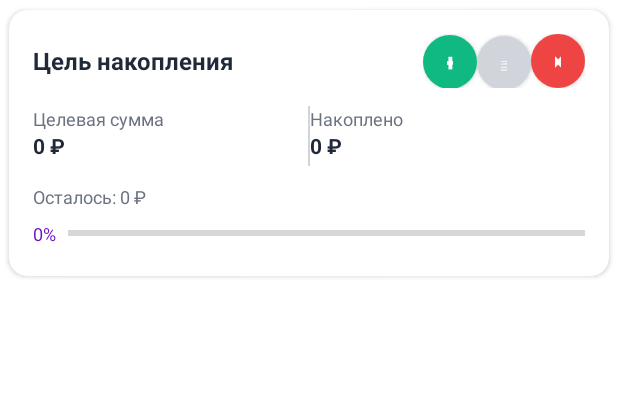
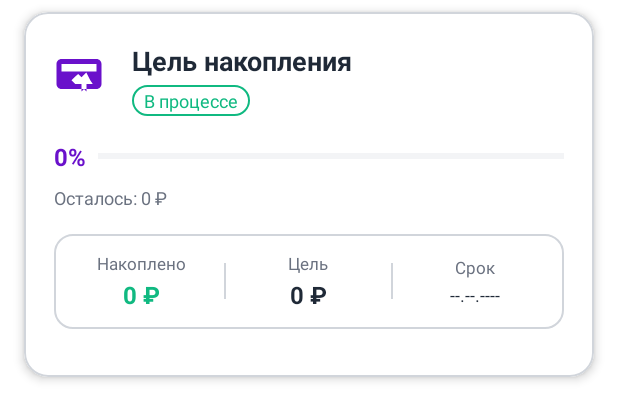
Before and after one commit to coffee1310/ExpensesAndIncomeManager, an Android app built with Jetpack Compose: the layout item_savings_goal_simple.xml on its own in the app's theme, with its tools: preview values and no code run, on a phone screen of 412 x 824 dp. Shown: the top 420 px of the screen. Run offline under Robolectric (Android 15) with nearby library versions, the phone set to English and light mode, and no system bars.

Commit message:
Улучшен визуал страницы с планом

```diff
--- a/app/src/main/java/com/example/expensesandincomemanager/ui/adapters/SavingsGoalsAdapter.kt
+++ b/app/src/main/java/com/example/expensesandincomemanager/ui/adapters/SavingsGoalsAdapter.kt
@@ -33,11 +33,16 @@ class SavingsGoalsAdapter(
         private val tvGoalName: TextView = itemView.findViewById(R.id.tvGoalName)
         private val tvTargetAmount: TextView = itemView.findViewById(R.id.tvTargetAmount)
         private val tvCurrentAmount: TextView = itemView.findViewById(R.id.tvCurrentAmount)
-        private val tvProgressText: TextView = itemView.findViewById(R.id.tvProgressText)
+        private val tvProgressText: TextView = itemView.findViewById(R.id.tvProgressPercent)
         private val progressBar: ProgressBar = itemView.findViewById(R.id.progressBar)
-        private val btnEdit: MaterialButton = itemView.findViewById(R.id.btnEdit)
+        private val btnEdit: MaterialButton = itemView.findViewById(R.id.btnEdit) // Было btnAddMoney
         private val btnDelete: MaterialButton = itemView.findViewById(R.id.btnDelete)
-        private val btnAddMoney: MaterialButton = itemView.findViewById(R.id.btnAddMoney)
+
+        // Новые поля
+        private val tvGoalStatus: TextView = itemView.findViewById(R.id.tvGoalStatus)
+        private val tvRemainingText: TextView = itemView.findViewById(R.id.tvRemainingText)
+        private val tvTargetDate: TextView = itemView.findViewById(R.id.tvTargetDate)
+        private val actionButtons: ViewGroup? = itemView.findViewById(R.id.actionButtons)
 
         init {
             btnEdit.setOnClickListener {
@@ -54,11 +59,18 @@ class SavingsGoalsAdapter(
                 }
             }
 
-            btnAddMoney.setOnClickListener {
+            // Клик по всей карточке вызывает добавление денег
+            itemView.setOnClickListener {
                 val position = adapterPosition
                 if (position != RecyclerView.NO_POSITION) {
                     onAddMoneyClick(getItem(position))
                 }
+            }
+
+            // Долгое нажатие показывает кнопки действий
+            itemView.setOnLongClickListener {
+                actionButtons?.visibility = View.VISIBLE
+                true
             }
         }
 
@@ -69,15 +81,39 @@ class SavingsGoalsAdapter(
 
             // Расчет прогресса
             val progress = if (goal.targetAmount > 0) {
-                ((goal.currentAmount / goal.targetAmount) * 100).toInt()
+                ((goal.currentAmount / goal.targetAmount) * 100).toInt().coerceIn(0, 100)
             } else {
                 0
             }
             progressBar.progress = progress
             tvProgressText.text = "$progress%"
 
-            // Кнопка добавления денег
-            btnAddMoney.isEnabled = !goal.isCompleted && progress < 100
+            // Оставшаяся сумма
+            val remaining = goal.targetAmount - goal.currentAmount
+            tvRemainingText.text = if (remaining >= 0) {
+                "Осталось: ${String.format("%,.0f ₽", remaining)}"
+            } else {
+                "Превышено на: ${String.format("%,.0f ₽", -remaining)}"
+            }
+
+            // Статус цели
+            val statusText = when {
+                goal.isCompleted || progress >= 100 -> "Выполнено"
+                progress >= 75 -> "Почти готово"
+                else -> "В процессе"
+            }
+            tvGoalStatus.text = statusText
+
+            // Дата цели
+            goal.targetDate?.let { date ->
+                val dateFormat = java.text.SimpleDateFormat("dd.MM.yyyy", java.util.Locale.getDefault())
+                tvTargetDate.text = dateFormat.format(date)
+            } ?: run {
+                tvTargetDate.text = "Без срока"
+            }
+
+            // Скрываем кнопки действий по умолчанию
+            actionButtons?.visibility = View.GONE
         }
     }
 }
--- /dev/null
+++ b/app/src/main/res/drawable/ic_savings.xml
@@ -0,0 +1,9 @@
+<vector xmlns:android="http://schemas.android.com/apk/res/android"
+    android:width="24dp"
+    android:height="24dp"
+    android:viewportWidth="24"
+    android:viewportHeight="24">
+    <path
+        android:fillColor="@android:color/white"
+        android:pathData="M19,14V6c0,-1.1 -0.9,-2 -2,-2H3c-1.1,0 -2,0.9 -2,2v8c0,1.1 0.9,2 2,2h14c1.1,0 2,-0.9 2,-2zM15.5,14l-2.5,0v3l-1,-1 -1,1v-3H8.5L7,12.5l1.41,-1.41L9.67,10L11,11.33l1.92,-1.92L14.5,12.5L15.5,14zM3,6h14v3H3V6z" />
+</vector>
--- /dev/null
+++ b/app/src/main/res/drawable/info_background.xml
@@ -0,0 +1,5 @@
+<shape xmlns:android="http://schemas.android.com/apk/res/android">
+    <solid android:color="@color/surface" /> <!-- Используем surface вместо surface_variant -->
+    <stroke android:width="1dp" android:color="@color/outline" />
+    <corners android:radius="12dp" />
+</shape>
--- /dev/null
+++ b/app/src/main/res/drawable/status_background.xml
@@ -0,0 +1,6 @@
+<?xml version="1.0" encoding="utf-8"?>
+<shape xmlns:android="http://schemas.android.com/apk/res/android">
+    <solid android:color="@android:color/transparent" />
+    <stroke android:width="1dp" android:color="@color/success" />
+    <corners android:radius="12dp" />
+</shape>
--- a/app/src/main/res/layout/item_savings_goal_simple.xml
+++ b/app/src/main/res/layout/item_savings_goal_simple.xml
@@ -1,103 +1,42 @@
 <?xml version="1.0" encoding="utf-8"?>
-<androidx.cardview.widget.CardView xmlns:android="http://schemas.android.com/apk/res/android"
+<com.google.android.material.card.MaterialCardView
+    xmlns:android="http://schemas.android.com/apk/res/android"
     xmlns:app="http://schemas.android.com/apk/res-auto"
     android:layout_width="match_parent"
     android:layout_height="wrap_content"
-    app:cardCornerRadius="12dp"
-    app:cardElevation="2dp"
-    android:layout_marginBottom="12dp"
-    android:backgroundTint="@color/card_background">
+    app:cardCornerRadius="16dp"
+    app:cardElevation="4dp"
+    app:strokeColor="@drawable/card_stroke_selector"
+    app:strokeWidth="1dp"
+    android:layout_marginHorizontal="16dp"
+    android:layout_marginVertical="8dp"
+    android:clickable="true"
+    android:focusable="true"
+    android:foreground="?attr/selectableItemBackground">
 
     <LinearLayout
         android:layout_width="match_parent"
         android:layout_height="wrap_content"
         android:orientation="vertical"
-        android:padding="16dp">
+        android:padding="20dp">
 
-        <!-- Заголовок с кнопками действий -->
+        <!-- Заголовок с иконкой -->
         <LinearLayout
             android:layout_width="match_parent"
             android:layout_height="wrap_content"
             android:orientation="horizontal"
             android:gravity="center_vertical"
-            android:layout_marginBottom="12dp">
+            android:layout_marginBottom="16dp">
 
-            <TextView
-                android:id="@+id/tvGoalName"
-                android:layout_width="0dp"
-                android:layout_height="wrap_content"
-                android:layout_weight="1"
-                android:text="Цель накопления"
-                android:textColor="@color/on_surface"
-                android:textSize="16sp"
-                android:textStyle="bold"
-                android:maxLines="1"
-                android:ellipsize="end" />
+            <!-- Иконка цели -->
+            <ImageView
+                android:layout_width="40dp"
+                android:layout_height="40dp"
+                android:src="@drawable/ic_savings"
+                android:tint="@color/primary"
+                android:layout_marginEnd="12dp" />
 
-            <LinearLayout
-                android:layout_width="wrap_content"
-                android:layout_height="wrap_content"
-                android:orientation="horizontal">
-
-                <com.google.android.material.button.MaterialButton
-                    android:id="@+id/btnAddMoney"
-                    android:layout_width="36dp"
-                    android:layout_height="36dp"
-                    android:insetTop="0dp"
-                    android:insetBottom="0dp"
-                    android:text="+"
-                    android:textSize="16sp"
-                    android:textStyle="bold"
-                    app:backgroundTint="@color/success"
-                    app:cornerRadius="18dp"
-                    app:tint="@android:color/white" />
-
-                <com.google.android.material.button.MaterialButton
-                    android:id="@+id/btnEdit"
-                    android:layout_width="36dp"
-                    android:layout_height="36dp"
-                    android:insetTop="0dp"
-                    android:insetBottom="0dp"
-                    android:text="✏"
-                    android:textSize="14sp"
-                    app:backgroundTint="@color/outline"
-                    app:cornerRadius="18dp" />
-
-                <com.google.android.material.button.MaterialButton
-                    android:id="@+id/btnDelete"
-                    android:layout_width="36dp"
-                    android:layout_height="36dp"
-                    android:insetTop="0dp"
-                    android:insetBottom="0dp"
-                    android:text="×"
-                    android:textSize="18sp"
-                    android:textStyle="bold"
-                    app:backgroundTint="@color/error"
-                    app:cornerRadius="18dp"
-                    app:tint="@android:color/white" />
-
-            </LinearLayout>
-
-        </LinearLayout>
-
-        <!-- Дата цели -->
-        <TextView
-            android:id="@+id/tvTargetDate"
-            android:layout_width="wrap_content"
-            android:layout_height="wrap_content"
-            android:text="Дата цели"
-            android:textColor="@color/on_surface_variant"
-            android:textSize="12sp"
-            android:layout_marginBottom="8dp"
-            android:visibility="gone" />
-
-        <!-- Суммы -->
-        <LinearLayout
-            android:layout_width="match_parent"
-            android:layout_height="wrap_content"
-            android:orientation="horizontal"
-            android:layout_marginBottom="12dp">
-
+            <!-- Название цели -->
             <LinearLayout
                 android:layout_width="0dp"
                 android:layout_height="wrap_content"
@@ -105,11 +44,142 @@
                 android:orientation="vertical">
 
                 <TextView
+                    android:id="@+id/tvGoalName"
+                    android:layout_width="match_parent"
+                    android:layout_height="wrap_content"
+                    android:text="Цель накопления"
+                    android:textColor="@color/on_surface"
+                    android:textSize="18sp"
+                    android:textStyle="bold"
+                    android:maxLines="1"
+                    android:ellipsize="end" />
+
+                <!-- Статус цели -->
+                <TextView
+                    android:id="@+id/tvGoalStatus"
                     android:layout_width="wrap_content"
                     android:layout_height="wrap_content"
-                    android:text="Целевая сумма"
+                    android:text="В процессе"
+                    android:textColor="@color/success"
+                    android:textSize="12sp"
+                    android:background="@drawable/status_background"
+                    android:paddingHorizontal="8dp"
+                    android:paddingVertical="2dp"
+                    android:layout_marginTop="4dp" />
+
+            </LinearLayout>
+
+        </LinearLayout>
+
+        <!-- Прогресс-бар -->
+        <LinearLayout
+            android:layout_width="match_parent"
+            android:layout_height="wrap_content"
+            android:orientation="vertical"
+            android:layout_marginBottom="16dp">
+
+            <LinearLayout
+                android:layout_width="match_parent"
+                android:layout_height="wrap_content"
+                android:orientation="horizontal"
+                android:gravity="center_vertical"
+                android:layout_marginBottom="8dp">
+
+                <TextView
+                    android:id="@+id/tvProgressPercent"
+                    android:layout_width="wrap_content"
+                    android:layout_height="wrap_content"
+                    android:text="0%"
+                    android:textColor="@color/primary"
+                    android:textSize="16sp"
+                    android:textStyle="bold"
+                    android:layout_marginEnd="8dp" />
+
+                <ProgressBar
+                    android:id="@+id/progressBar"
+                    style="?android:attr/progressBarStyleHorizontal"
+                    android:layout_width="0dp"
+                    android:layout_height="10dp"
+                    android:layout_weight="1"
+                    android:max="100"
+                    android:progress="0"
+                    android:progressTint="@color/primary"
+                    android:progressBackgroundTint="@color/outline"
+                    android:minHeight="10dp"
+                    app:trackCornerRadius="5dp" />
+
+            </LinearLayout>
+
+            <!-- Прогресс текст -->
+            <TextView
+                android:id="@+id/tvRemainingText"
+                android:layout_width="wrap_content"
+                android:layout_height="wrap_content"
+                android:text="Осталось: 0 ₽"
+                android:textColor="@color/on_surface_variant"
+                android:textSize="12sp" />
+
+        </LinearLayout>
+
+        <!-- Инфо блок с суммами -->
+        <LinearLayout
+            android:layout_width="match_parent"
+            android:layout_height="wrap_content"
+            android:orientation="horizontal"
+            android:layout_marginBottom="12dp"
+            android:padding="12dp"
+            android:background="@drawable/info_background"
+            android:gravity="center_vertical">
+
+            <!-- Текущая сумма -->
+            <LinearLayout
+                android:layout_width="0dp"
+                android:layout_height="wrap_content"
+                android:layout_weight="1"
+                android:orientation="vertical"
+                android:gravity="center">
+
+                <TextView
+                    android:layout_width="wrap_content"
+                    android:layout_height="wrap_content"
+                    android:text="Накоплено"
                     android:textColor="@color/on_surface_variant"
-                    android:textSize="12sp" />
+                    android:textSize="11sp"
+                    android:layout_marginBottom="2dp" />
+
+                <TextView
+                    android:id="@+id/tvCurrentAmount"
+                    android:layout_width="wrap_content"
+                    android:layout_height="wrap_content"
+                    android:text="0 ₽"
+                    android:textColor="@color/success"
+                    android:textSize="16sp"
+                    android:textStyle="bold" />
+
+            </LinearLayout>
+
+            <!-- Разделитель -->
+            <View
+                android:layout_width="1dp"
+                android:layout_height="24dp"
+                android:background="@color/outline"
+                android:layout_marginHorizontal="8dp" />
+
+            <!-- Целевая сумма -->
+            <LinearLayout
+                android:layout_width="0dp"
+                android:layout_height="wrap_content"
+                android:layout_weight="1"
+                android:orientation="vertical"
+                android:gravity="center">
+
+                <TextView
+                    android:layout_width="wrap_content"
+                    android:layout_height="wrap_content"
+                    android:text="Цель"
+                    android:textColor="@color/on_surface_variant"
+                    android:textSize="11sp"
+                    android:layout_marginBottom="2dp" />
 
                 <TextView
                     android:id="@+id/tvTargetAmount"
@@ -117,81 +187,92 @@
                     android:layout_height="wrap_content"
                     android:text="0 ₽"
                     android:textColor="@color/on_surface"
-                    android:textSize="14sp"
+                    android:textSize="16sp"
                     android:textStyle="bold" />
 
             </LinearLayout>
 
+            <!-- Разделитель -->
             <View
                 android:layout_width="1dp"
-                android:layout_height="40dp"
-                android:background="@color/outline" />
+                android:layout_height="24dp"
+                android:background="@color/outline"
+                android:layout_marginHorizontal="8dp" />
 
+            <!-- Дата цели -->
             <LinearLayout
                 android:layout_width="0dp"
                 android:layout_height="wrap_content"
                 android:layout_weight="1"
-                android:orientation="vertical">
+                android:orientation="vertical"
+                android:gravity="center">
 
                 <TextView
                     android:layout_width="wrap_content"
                     android:layout_height="wrap_content"
-                    android:text="Накоплено"
+                    android:text="Срок"
                     android:textColor="@color/on_surface_variant"
-                    android:textSize="12sp" />
+                    android:textSize="11sp"
+                    android:layout_marginBottom="2dp" />
 
                 <TextView
-                    android:id="@+id/tvCurrentAmount"
+                    android:id="@+id/tvTargetDate"
                     android:layout_width="wrap_content"
                     android:layout_height="wrap_content"
-                    android:text="0 ₽"
+                    android:text="--.--.----"
                     android:textColor="@color/on_surface"
-                    android:textSize="14sp"
-                    android:textStyle="bold" />
+                    android:textSize="12sp" />
 
             </LinearLayout>
 
         </LinearLayout>
 
-        <!-- Оставшаяся сумма -->
-        <TextView
-            android:id="@+id/tvRemainingAmount"
-            android:layout_width="wrap_content"
-            android:layout_height="wrap_content"
-            android:text="Осталось: 0 ₽"
-            android:textColor="@color/on_surface_variant"
-            android:textSize="12sp"
-            android:layout_marginBottom="8dp" />
-
-        <!-- Прогресс-бар и процент -->
+        <!-- Кнопки действий (скрытые по умолчанию, появляются при долгом нажатии) -->
         <LinearLayout
+            android:id="@+id/actionButtons"
             android:layout_width="match_parent"
             android:layout_height="wrap_content"
             android:orientation="horizontal"
-            android:gravity="center_vertical"
-            android:layout_marginBottom="4dp">
+            android:gravity="center"
+            android:visibility="gone"
+            android:layout_marginTop="8dp">
 
-            <TextView
-                android:id="@+id/tvProgressText"
-                android:layout_width="wrap_content"
-                android:layout_height="wrap_content"
-                android:text="0%"
-                android:textColor="@color/primary"
+            <com.google.android.material.button.MaterialButton
+                android:id="@+id/btnEdit"
+                android:layout_width="0dp"
+                android:layout_height="36dp"
+                android:layout_weight="1"
+                android:layout_marginEnd="4dp"
+                android:text="Изменить"
                 android:textSize="12sp"
-                android:layout_marginEnd="8dp" />
+                app:icon="@drawable/ic_edit"
+                app:iconTint="@color/primary"
+                app:iconPadding="0dp"
+                app:iconSize="16dp"
+                app:backgroundTint="@color/surface"
+                app:strokeColor="@color/outline"
+                app:strokeWidth="1dp"
+                style="@style/Widget.MaterialComponents.Button.OutlinedButton" />
 
-            <ProgressBar
-                android:id="@+id/progressBar"
-                style="?android:attr/progressBarStyleHorizontal"
+            <com.google.android.material.button.MaterialButton
+                android:id="@+id/btnDelete"
                 android:layout_width="0dp"
-                android:layout_height="8dp"
+                android:layout_height="36dp"
                 android:layout_weight="1"
-                android:max="100"
-                android:progress="0"
-                android:progressTint="@color/primary" />
+                android:layout_marginStart="4dp"
+                android:text="Удалить"
+                android:textSize="12sp"
+                app:icon="@drawable/ic_delete"
+                app:iconTint="@color/error"
+                app:iconPadding="0dp"
+                app:iconSize="16dp"
+                app:backgroundTint="@color/surface"
+                app:strokeColor="@color/outline"
+                app:strokeWidth="1dp"
+                style="@style/Widget.MaterialComponents.Button.OutlinedButton" />
 
         </LinearLayout>
 
     </LinearLayout>
 
-</androidx.cardview.widget.CardView>
+</com.google.android.material.card.MaterialCardView>
```
